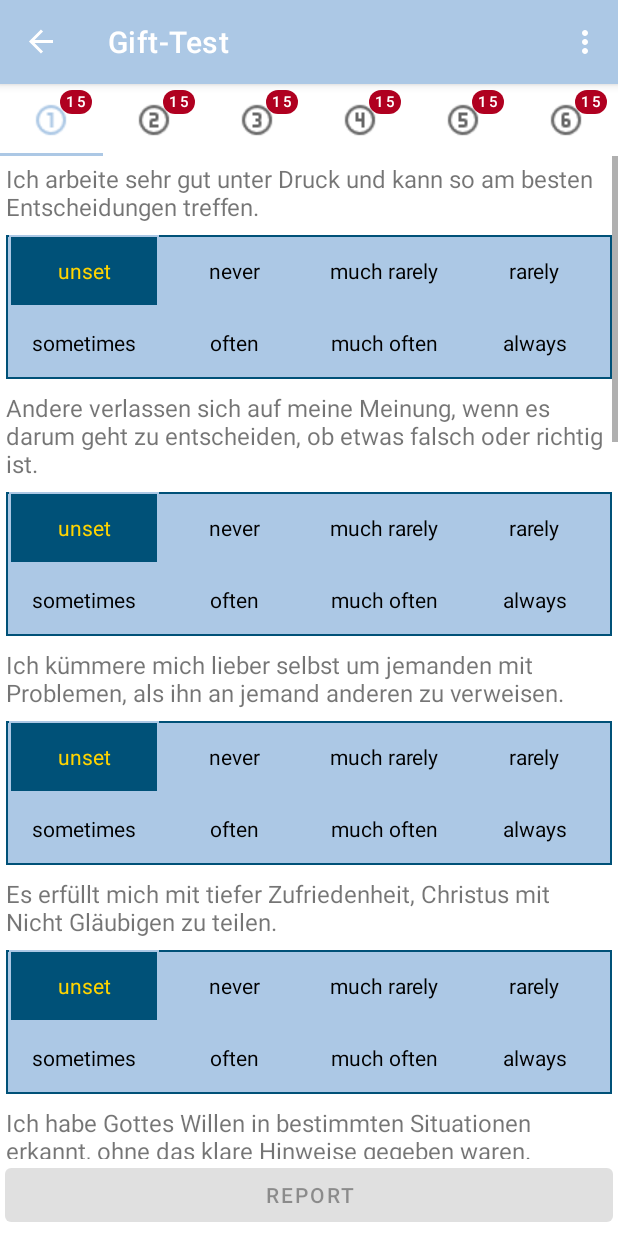
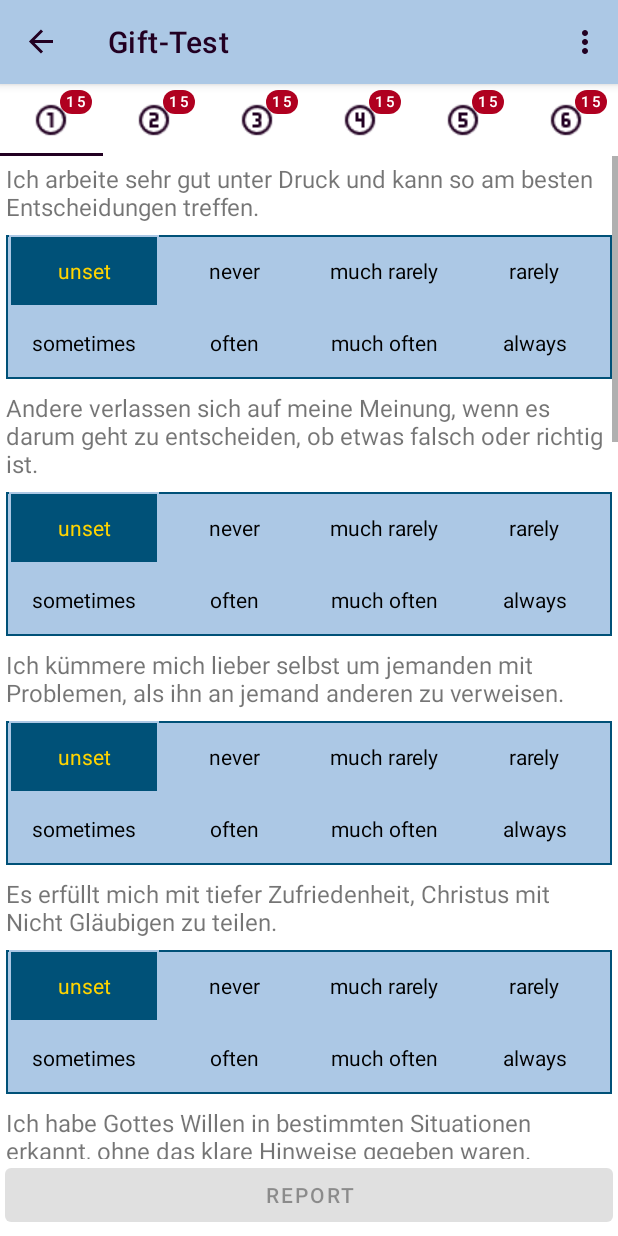
Before and after one commit to domjos1994/GiftApp, an Android app: the TestFragment screen opened through its navigation route, on a phone screen of 412 x 824 dp. Run offline under Robolectric (Android 15) with nearby library versions, the phone set to English and light mode, and no system bars; our stand-ins replace FlexboxLayout, navigation-ui.

Commit message:
update theme

```diff
--- a/app/build.gradle
+++ b/app/build.gradle
@@ -8,7 +8,7 @@ def sdk = 34
 def min = 21
 
 // app version
-def code = 8
+def code = 10
 def name = "1.1"
 
 // java version
--- a/app/src/main/java/de/domjos/gift_app/activities/MainActivity.kt
+++ b/app/src/main/java/de/domjos/gift_app/activities/MainActivity.kt
@@ -26,7 +26,6 @@ class MainActivity : AppCompatActivity() {
 
         binding = ActivityMainBinding.inflate(layoutInflater)
         setContentView(binding.root)
-
         setSupportActionBar(binding.toolbar)
 
         val navController = findNavController(R.id.nav_host_fragment_content_main)
--- a/app/src/main/java/de/domjos/gift_app/fragments/MainFragment.kt
+++ b/app/src/main/java/de/domjos/gift_app/fragments/MainFragment.kt
@@ -24,6 +24,7 @@ class MainFragment : Fragment() {
     // This property is only valid between onCreateView and
     // onDestroyView.
     private val binding get() = _binding!!
+    private lateinit var taskRunner: TaskRunner
 
     override fun onCreateView(inflater: LayoutInflater, container: ViewGroup?, savedInstanceState: Bundle?): View {
         _binding = FragmentMainBinding.inflate(inflater, container, false)
@@ -34,7 +35,7 @@ class MainFragment : Fragment() {
         super.onViewCreated(view, savedInstanceState)
 
         try {
-            val taskRunner = TaskRunner()
+            taskRunner = TaskRunner()
             val impl = object : Callback<DailyVerse.JsonVerse?> {
                 override fun onComplete(result: DailyVerse.JsonVerse?) {
                     if(result != null) {
@@ -57,6 +58,11 @@ class MainFragment : Fragment() {
         binding.cmdMainStart.setOnClickListener {
             findNavController().navigate(R.id.action_FirstFragment_to_SecondFragment)
         }
+    }
+
+    override fun onDestroy() {
+        super.onDestroy()
+        taskRunner.cancel()
     }
 
     fun showButtonText() {
--- a/app/src/main/java/de/domjos/gift_app/services/TaskRunner.kt
+++ b/app/src/main/java/de/domjos/gift_app/services/TaskRunner.kt
@@ -2,6 +2,8 @@ package de.domjos.gift_app.services
 
 import android.os.Handler
 import android.os.Looper
+import kotlinx.coroutines.asCoroutineDispatcher
+import kotlinx.coroutines.cancel
 import java.util.concurrent.Executor
 import java.util.concurrent.Executors
 
@@ -19,4 +21,8 @@ class TaskRunner {
             handler.post { callBack.onComplete(result) }
         }
     }
+
+    fun cancel() {
+        executor.asCoroutineDispatcher().cancel()
+    }
 }
--- a/app/src/main/res/layout/fragment_test.xml
+++ b/app/src/main/res/layout/fragment_test.xml
@@ -2,7 +2,6 @@
 <androidx.constraintlayout.widget.ConstraintLayout
     xmlns:android="http://schemas.android.com/apk/res/android"
     xmlns:app="http://schemas.android.com/apk/res-auto"
-    xmlns:tools="http://schemas.android.com/tools"
     android:layout_width="match_parent"
     android:layout_height="match_parent">
 
@@ -13,7 +12,8 @@
         app:layout_constraintTop_toTopOf="parent"
         app:layout_constraintLeft_toLeftOf="parent"
         app:layout_constraintRight_toRightOf="parent"
-        app:tabSelectedTextColor="?attr/colorOnPrimary">
+        app:tabSelectedTextColor="?attr/colorOnPrimary"
+        style="@style/Theme.GiftApp.TabLayout">
     </com.google.android.material.tabs.TabLayout>
 
     <androidx.viewpager2.widget.ViewPager2
--- a/app/src/main/res/values-night/themes.xml
+++ b/app/src/main/res/values-night/themes.xml
@@ -1,4 +1,4 @@
-<resources xmlns:tools="http://schemas.android.com/tools">
+<resources>
     <!-- Base application theme. -->
     <style name="Theme.GiftApp" parent="Theme.MaterialComponents.DayNight.DarkActionBar">
         <!-- Primary brand color. -->
@@ -15,4 +15,16 @@
         <!-- Customize your theme here. -->
         <item name="android:textColor">#fff</item>
     </style>
+
+    <style name="Theme.GiftApp.TabLayout" parent="Widget.Design.TabLayout">
+        <item name="tabIndicatorColor">@color/color_primary_on_dark</item>
+        <item name="tabIconTint">@color/color_primary_on_dark</item>
+        <item name="tabSelectedTextColor">@color/color_primary_on_dark</item>
+    </style>
+
+    <style name="Theme.GiftApp.AppBarOverlay" parent="ThemeOverlay.AppCompat.Dark.ActionBar">
+        <item name="colorControlNormal">@color/color_primary_on_dark</item>
+        <item name="android:colorForeground">@color/color_primary_on_dark</item>
+        <item name="android:textColorPrimary">@color/color_primary_on_dark</item>
+    </style>
 </resources>
--- a/app/src/main/res/values/colors.xml
+++ b/app/src/main/res/values/colors.xml
@@ -2,7 +2,7 @@
 <resources>
     <color name="color_primary">#ACC8E5</color>
     <color name="color_primary_variant">#5ac6cd</color>
-    <color name="color_primary_on">#084022</color>
+    <color name="color_primary_on">#202</color>
 
     <color name="color_secondary">#cb9b2b</color>
     <color name="color_secondary_variant">#ffd400</color>
--- a/app/src/main/res/values/themes.xml
+++ b/app/src/main/res/values/themes.xml
@@ -1,4 +1,4 @@
-<resources xmlns:tools="http://schemas.android.com/tools">
+<resources>
     <!-- Base application theme. -->
     <style name="Theme.GiftApp" parent="Theme.MaterialComponents.DayNight.DarkActionBar">
         <!-- Primary brand color. -->
@@ -19,7 +19,17 @@
         <item name="windowNoTitle">true</item>
     </style>
 
-    <style name="Theme.GiftApp.AppBarOverlay" parent="ThemeOverlay.AppCompat.Dark.ActionBar" />
+    <style name="Theme.GiftApp.TabLayout" parent="Widget.Design.TabLayout">
+        <item name="tabIndicatorColor">@color/color_primary_on</item>
+        <item name="tabIconTint">@color/color_primary_on</item>
+        <item name="tabSelectedTextColor">@color/color_primary_on</item>
+    </style>
+
+    <style name="Theme.GiftApp.AppBarOverlay" parent="ThemeOverlay.AppCompat.Dark.ActionBar">
+        <item name="colorControlNormal">@color/color_primary_on</item>
+        <item name="android:colorForeground">@color/color_primary_on</item>
+        <item name="android:textColorPrimary">@color/color_primary_on</item>
+    </style>
 
     <style name="Theme.GiftApp.PopupOverlay" parent="ThemeOverlay.AppCompat.Light" />
 </resources>
```
